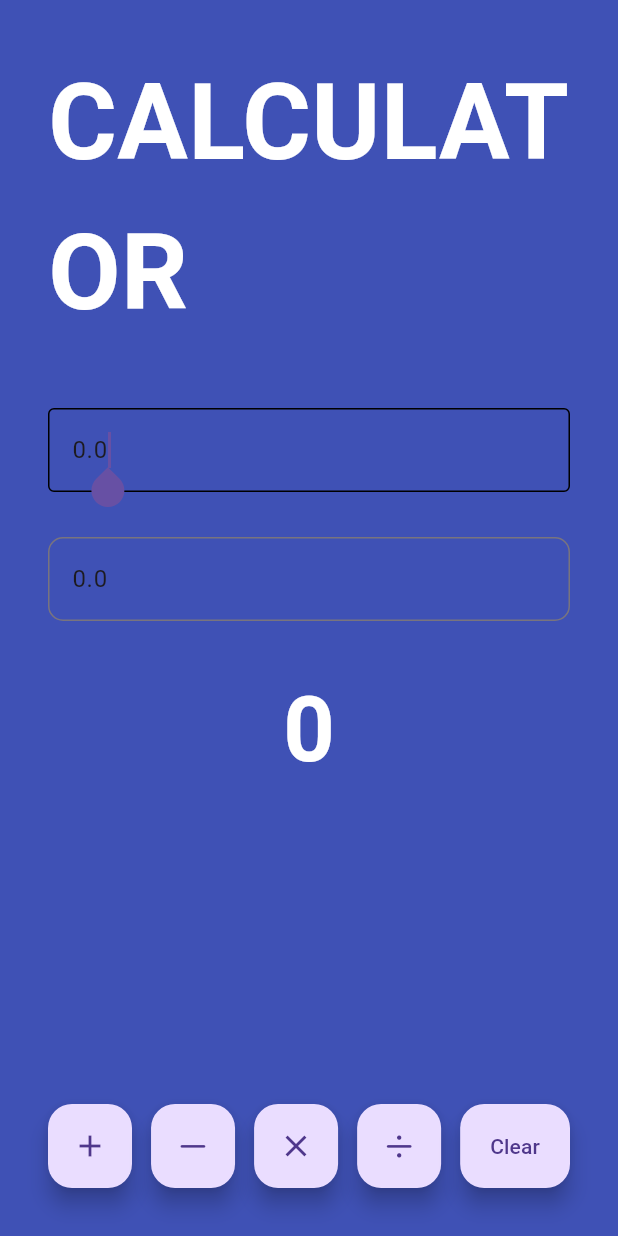
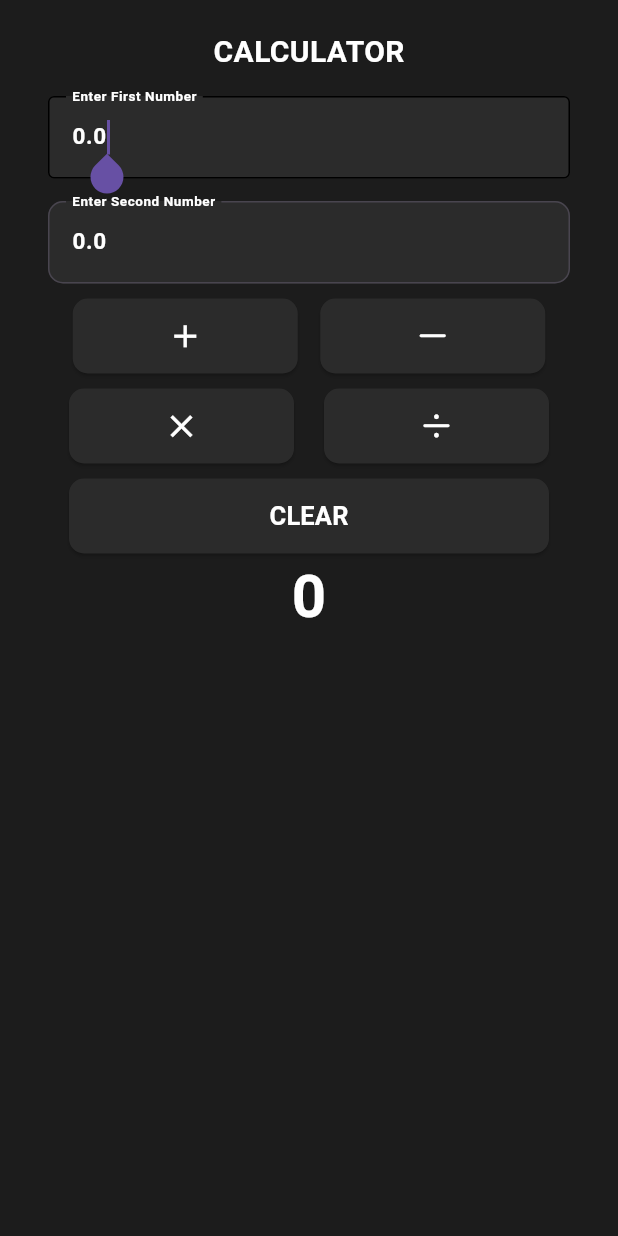
Before and after one commit to akshubawa/Flutter_Project, a Flutter app: the screen it shows after launch, on a phone screen of 412 x 824 dp. Run offline on Flutter 3.47's test engine with Material 3 defaults, Android fonts, the phone set to English and light mode, and no system bars.

Commit message:
ui enhanced

```diff
--- a/lib/views/calculator_view.dart
+++ b/lib/views/calculator_view.dart
@@ -24,27 +24,27 @@ class _CalculatorViewState extends State<CalculatorView> {
     displayOneController.text = x.toString();
     displayTwoController.text = y.toString();
 
-    _listener = AppLifecycleListener(
-      onShow: _onShow,
-      onHide: _onHide,
-      onResume: _onResume,
-      onDetach: _onDetach,
-      onPause: _onPause,
-      onInactive: _onInactive,
-      onRestart: _onRestart,
-      onStateChange: _onStateChange,
-    );
+    // _listener = AppLifecycleListener(
+    //   onShow: _onShow,
+    //   onHide: _onHide,
+    //   onResume: _onResume,
+    //   onDetach: _onDetach,
+    //   onPause: _onPause,
+    //   onInactive: _onInactive,
+    //   onRestart: _onRestart,
+    //   onStateChange: _onStateChange,
+    // );
   }
 
-  void _onShow() => print("onShow called");
-  void _onHide() => print("onHide called");
-  void _onResume() => print("onResume called");
-  void _onDetach() => print("onDetach called");
-  void _onPause() => print("onPause called");
-  void _onInactive() => print("onInactive called");
-  void _onRestart() => print("onRestart called");
-  void _onStateChange(AppLifecycleState state) =>
-      print("onStateChange called with state: $state");
+  // void _onShow() => print("onShow called");
+  // void _onHide() => print("onHide called");
+  // void _onResume() => print("onResume called");
+  // void _onDetach() => print("onDetach called");
+  // void _onPause() => print("onPause called");
+  // void _onInactive() => print("onInactive called");
+  // void _onRestart() => print("onRestart called");
+  // void _onStateChange(AppLifecycleState state) =>
+  //     print("onStateChange called with state: $state");
 
   @override
   void dispose() {
@@ -56,86 +56,128 @@ class _CalculatorViewState extends State<CalculatorView> {
 
   @override
   Widget build(BuildContext context) {
-    return Padding(
-      padding: const EdgeInsets.all(32.0),
-      child: Column(
-        children: [
+    return Center(
+      child: Padding(
+        padding: const EdgeInsets.fromLTRB(32, 20, 32, 0),
+        child: Column(children: [
           const Text(
             "CALCULATOR",
             style: TextStyle(
               fontWeight: FontWeight.bold,
-              fontSize: 70,
+              fontSize: 20,
               color: Colors.white,
             ),
           ),
           const SizedBox(
-            height: 40,
+            height: 15,
           ),
-          // Calculator Display
           DisplayBox(
               key: const Key("DisplayOne"),
-              hint: "Enter First Number",
+              label: "Enter First Number",
               controller: displayOneController),
           const SizedBox(
-            height: 30,
+            height: 15,
           ),
           DisplayBox(
               key: const Key("DisplayTwo"),
-              hint: "Enter Second Number",
+              label: "Enter Second Number",
               controller: displayTwoController),
           const SizedBox(
-            height: 30,
+            height: 10,
           ),
-          Text(
-            key: const Key("Result"),
-            z.toString(),
-            style: const TextStyle(
-              fontSize: 60,
-              fontWeight: FontWeight.bold,
-              color: Colors.white,
-            ),
-          ),
-          const Spacer(),
-          Row(
-            mainAxisAlignment: MainAxisAlignment.spaceBetween,
-            children: [
-              FloatingActionButton(
+          Row(mainAxisAlignment: MainAxisAlignment.center, children: [
+            ElevatedButton(
               onPressed: () {
                 setState(() {
                   z = num.tryParse(displayOneController.text)! +
                       num.tryParse(displayTwoController.text)!;
                 });
               },
-                child: const Icon(Icons.add),
+              style: ButtonStyle(
+                  backgroundColor:
+                      const MaterialStatePropertyAll(Color(0xFF2B2B2B)),
+                  minimumSize: const MaterialStatePropertyAll(Size(150, 50)),
+                  shape: MaterialStatePropertyAll(RoundedRectangleBorder(
+                      borderRadius: BorderRadius.circular(10)))),
+              child: const Icon(
+                Icons.add,
+                size: 25,
+                color: Colors.white,
               ),
-              FloatingActionButton(
+            ),
+            const SizedBox(
+              width: 15,
+            ),
+            ElevatedButton(
               onPressed: () {
                 setState(() {
                   z = num.tryParse(displayOneController.text)! -
                       num.tryParse(displayTwoController.text)!;
                 });
               },
-                child: const Icon(CupertinoIcons.minus),
+              style: ButtonStyle(
+                  backgroundColor:
+                      const MaterialStatePropertyAll(Color(0xFF2B2B2B)),
+                  minimumSize: const MaterialStatePropertyAll(Size(150, 50)),
+                  shape: MaterialStatePropertyAll(RoundedRectangleBorder(
+                      borderRadius: BorderRadius.circular(10)))),
+              child: const Icon(
+                CupertinoIcons.minus,
+                size: 25,
+                color: Colors.white,
               ),
-              FloatingActionButton(
+            ),
+          ]),
+          Padding(
+            padding: const EdgeInsets.fromLTRB(0, 10, 0, 10),
+            child: Row(mainAxisAlignment: MainAxisAlignment.center, children: [
+              ElevatedButton(
                 onPressed: () {
                   setState(() {
                     z = num.tryParse(displayOneController.text)! *
                         num.tryParse(displayTwoController.text)!;
                   });
                 },
-                child: const Icon(Icons.close),
+                style: ButtonStyle(
+                    backgroundColor:
+                        const MaterialStatePropertyAll(Color(0xFF2B2B2B)),
+                    minimumSize: const MaterialStatePropertyAll(Size(150, 50)),
+                    shape: MaterialStatePropertyAll(RoundedRectangleBorder(
+                        borderRadius: BorderRadius.circular(10)))),
+                child: const Icon(
+                  Icons.close,
+                  size: 25,
+                  color: Colors.white,
                 ),
-              FloatingActionButton(
+              ),
+              const SizedBox(
+                width: 20,
+              ),
+              ElevatedButton(
                 onPressed: () {
                   setState(() {
                     z = num.tryParse(displayOneController.text)! /
                         num.tryParse(displayTwoController.text)!;
                   });
                 },
-                child: const Icon(CupertinoIcons.divide),
+                style: ButtonStyle(
+                    backgroundColor:
+                        const MaterialStatePropertyAll(Color(0xFF2B2B2B)),
+                    minimumSize: const MaterialStatePropertyAll(Size(150, 50)),
+                    shape: MaterialStatePropertyAll(RoundedRectangleBorder(
+                        borderRadius: BorderRadius.circular(10)))),
+                child: const Icon(
+                  CupertinoIcons.divide,
+                  size: 25,
+                  color: Colors.white,
                 ),
-              FloatingActionButton.extended(
+              ),
+            ]),
+          ),
+          Row(
+            mainAxisAlignment: MainAxisAlignment.center,
+            children: [
+              ElevatedButton(
                   onPressed: () {
                     setState(() {
                       x = 0;
@@ -145,12 +187,33 @@ class _CalculatorViewState extends State<CalculatorView> {
                       displayTwoController.clear();
                     });
                   },
-                  label: const Text("Clear"))
+                  style: ButtonStyle(
+                    backgroundColor:
+                        const MaterialStatePropertyAll(Color(0xFF2B2B2B)),
+                    minimumSize: const MaterialStatePropertyAll(Size(320, 50)),
+                    shape: MaterialStatePropertyAll(RoundedRectangleBorder(
+                        borderRadius: BorderRadius.circular(10))),
+                  ),
+                  child: const Text(
+                    "CLEAR",
+                    style: TextStyle(
+                      fontSize: 17,
+                      fontWeight: FontWeight.bold,
+                      color: Colors.white,
+                    ),
+                  )),
             ],
-          )
-          // Expand
-          // Calculator Buttons
-        ],
+          ),
+          Text(
+            key: const Key("Result"),
+            z.toString(),
+            style: const TextStyle(
+              fontSize: 40,
+              fontWeight: FontWeight.bold,
+              color: Colors.white,
+            ),
+          ),
+        ]),
       ),
     );
   }
@@ -159,11 +222,11 @@ class _CalculatorViewState extends State<CalculatorView> {
 class DisplayBox extends StatelessWidget {
   const DisplayBox({
     super.key,
-    this.hint = "Enter a number",
+    required this.label,
     required this.controller,
   });
 
-  final String? hint;
+  final String? label;
   final TextEditingController controller;
 
   @override
@@ -172,7 +235,14 @@ class DisplayBox extends StatelessWidget {
       controller: controller,
       keyboardType: TextInputType.number,
       autofocus: true,
+      style: const TextStyle(
+        color: Colors.white,
+        fontWeight: FontWeight.bold,
+        fontSize: 15,
+      ),
       decoration: InputDecoration(
+          filled: true,
+          fillColor: const Color(0xFF2B2B2B),
           focusedBorder: const OutlineInputBorder(
               borderSide: BorderSide(
             color: Colors.black,
@@ -183,7 +253,12 @@ class DisplayBox extends StatelessWidget {
             ),
             borderRadius: BorderRadius.circular(10),
           ),
-          hintText: hint,
+          labelText: label,
+          labelStyle: const TextStyle(
+            fontSize: 12,
+            color: Colors.white,
+            fontWeight: FontWeight.bold,
+          ),
           hintStyle: const TextStyle(
             color: Colors.white,
           )),
--- a/lib/views/home_view.dart
+++ b/lib/views/home_view.dart
@@ -7,7 +7,7 @@ class HomeView extends StatelessWidget {
   @override
   Widget build(BuildContext context) {
     return const Scaffold(
-      backgroundColor: Colors.indigo,
+      backgroundColor: Color(0xFF1C1C1C),
       body: SafeArea(
         child: CalculatorView(),
       ),
```
Lines whose indentation alone changed are shown as unchanged.
